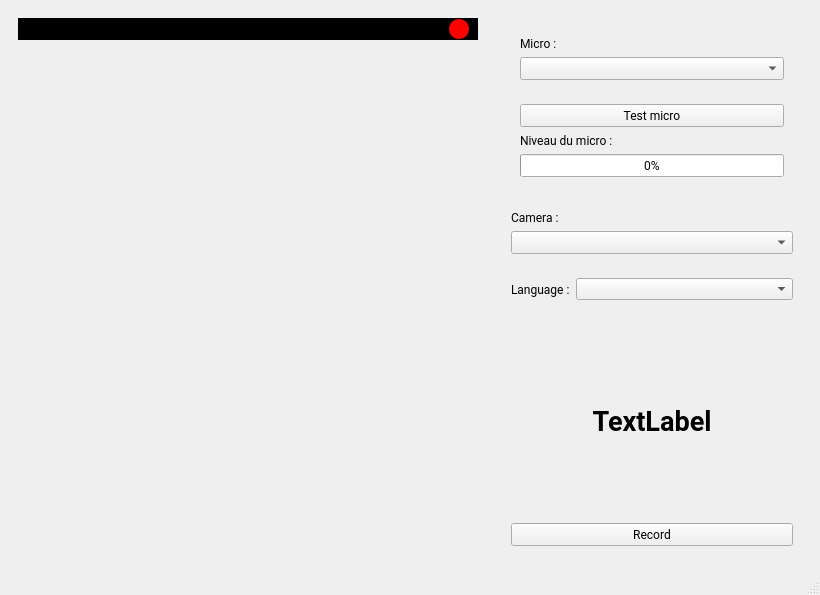
Above: ui/main_pyside.ui from Yoan-Lespessailles/acquisition_donnees before the change. Below: the same form after it.
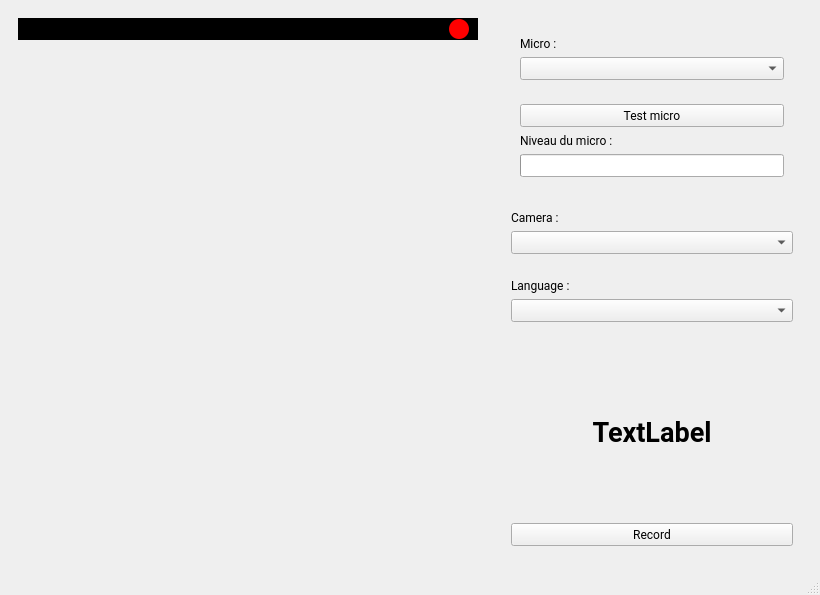
That is the form after the change.

```diff
--- a/ui/main_pyside.ui
+++ b/ui/main_pyside.ui
@@ -204,6 +204,12 @@
              </item>
              <item>
               <widget class="QProgressBar" name="progressbar_micro_level">
+               <property name="sizePolicy">
+                <sizepolicy hsizetype="Preferred" vsizetype="Preferred">
+                 <horstretch>0</horstretch>
+                 <verstretch>0</verstretch>
+                </sizepolicy>
+               </property>
                <property name="font">
                 <font>
                  <family>Roboto</family>
@@ -212,6 +218,9 @@
                <property name="value">
                 <number>0</number>
                </property>
+               <property name="textVisible">
+                <bool>false</bool>
+               </property>
               </widget>
              </item>
             </layout>
@@ -255,7 +264,7 @@
        </item>
        <item>
         <widget class="QWidget" name="area_language" native="true">
-         <layout class="QHBoxLayout" name="horizontalLayout_2" stretch="1,5">
+         <layout class="QVBoxLayout" name="verticalLayout_8" stretch="0,0">
           <item>
            <widget class="QLabel" name="label_select_language">
             <property name="font">
@@ -273,6 +282,17 @@
           </item>
           <item>
            <widget class="QComboBox" name="select_language">
+            <property name="sizePolicy">
+             <sizepolicy hsizetype="Preferred" vsizetype="Preferred">
+              <horstretch>0</horstretch>
+              <verstretch>0</verstretch>
+             </sizepolicy>
+            </property>
+            <property name="font">
+             <font>
+              <family>Roboto</family>
+             </font>
+            </property>
             <property name="cursor">
              <cursorShape>PointingHandCursor</cursorShape>
             </property>
```
Left out of the diff: 24 changed lines with no effect on the pictures.
